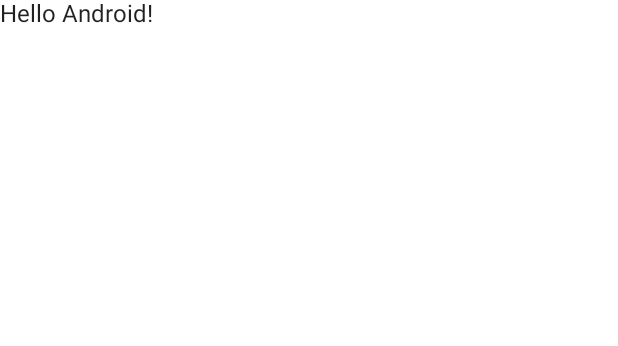
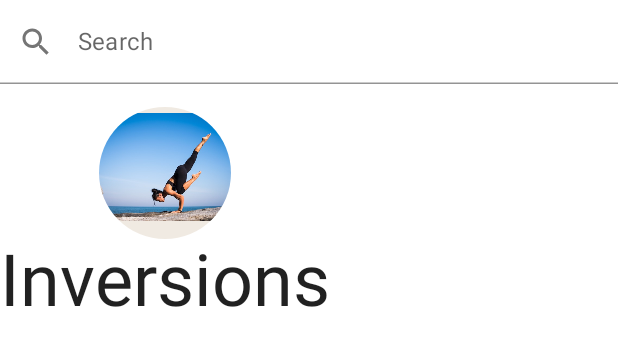
Before and after one commit to juanmendez/jetpack-compose, an Android app built with Jetpack Compose: the @Preview function DefaultPreview, on a phone screen of 412 x 824 dp. Shown: the top 346 px of the screen. Run offline under Robolectric (Android 15) with nearby library versions, the phone set to English and light mode, and no system bars.

Commit message:
03: toolbar + Image with text

```diff
--- a/app/build.gradle
+++ b/app/build.gradle
@@ -46,11 +46,12 @@ android {
 }
 
 dependencies {
-
     implementation 'androidx.core:core-ktx:1.7.0'
     implementation "androidx.compose.ui:ui:$compose_version"
     implementation "androidx.compose.material:material:$compose_version"
+    implementation "androidx.compose.material:material-icons-extended:$compose_version"
     implementation "androidx.compose.ui:ui-tooling-preview:$compose_version"
+    implementation "com.google.android.material:material:1.6.0"
     implementation 'androidx.lifecycle:lifecycle-runtime-ktx:2.4.1'
     implementation 'androidx.activity:activity-compose:1.4.0'
     testImplementation 'junit:junit:4.13.2'
--- a/app/src/main/java/com/jetpack/compose/MainActivity.kt
+++ b/app/src/main/java/com/jetpack/compose/MainActivity.kt
@@ -3,14 +3,38 @@ package com.jetpack.compose
 import android.os.Bundle
 import androidx.activity.ComponentActivity
 import androidx.activity.compose.setContent
+import androidx.annotation.DrawableRes
+import androidx.annotation.StringRes
+import androidx.compose.foundation.Image
+import androidx.compose.foundation.layout.Column
+import androidx.compose.foundation.layout.Spacer
 import androidx.compose.foundation.layout.fillMaxSize
+import androidx.compose.foundation.layout.fillMaxWidth
+import androidx.compose.foundation.layout.height
+import androidx.compose.foundation.layout.heightIn
+import androidx.compose.foundation.layout.paddingFromBaseline
+import androidx.compose.foundation.layout.size
+import androidx.compose.foundation.shape.CircleShape
+import androidx.compose.material.Icon
 import androidx.compose.material.MaterialTheme
 import androidx.compose.material.Surface
 import androidx.compose.material.Text
+import androidx.compose.material.TextField
+import androidx.compose.material.TextFieldDefaults
+import androidx.compose.material.icons.Icons
+import androidx.compose.material.icons.filled.Search
 import androidx.compose.runtime.Composable
+import androidx.compose.ui.Alignment
 import androidx.compose.ui.Modifier
+import androidx.compose.ui.draw.clip
+import androidx.compose.ui.layout.ContentScale
+import androidx.compose.ui.res.painterResource
+import androidx.compose.ui.res.stringResource
+import androidx.compose.ui.semantics.Role.Companion.Image
 import androidx.compose.ui.tooling.preview.Preview
+import androidx.compose.ui.unit.dp
 import com.jetpack.compose.ui.theme.ComposeTheme
+
 
 class MainActivity : ComponentActivity() {
     override fun onCreate(savedInstanceState: Bundle?) {
@@ -19,7 +43,7 @@ class MainActivity : ComponentActivity() {
             ComposeTheme {
                 // A surface container using the 'background' color from the theme
                 Surface(modifier = Modifier.fillMaxSize(), color = MaterialTheme.colors.background) {
-                    Greeting("Android")
+                    ColDisplay()
                 }
             }
         }
@@ -27,14 +51,68 @@ class MainActivity : ComponentActivity() {
 }
 
 @Composable
-fun Greeting(name: String) {
-    Text(text = "Hello $name!")
+fun ColDisplay() {
+    Column(modifier = Modifier.fillMaxSize()) {
+        SearchBar()
+        Spacer(modifier = Modifier.height(15.dp))
+        AlignYourBodyElement()
+    }
+}
+
+/**
+ * Allowing caller to set a modifier, is a great practice. This is done throughout the courses.
+ */
+@Composable
+fun SearchBar(modifier: Modifier = Modifier) {
+    TextField(
+        value = "", onValueChange = {},
+        modifier = modifier
+            .fillMaxWidth()
+            .heightIn(min = 56.dp),
+        colors = TextFieldDefaults.textFieldColors(
+            backgroundColor = MaterialTheme.colors.surface
+        ),
+        leadingIcon = {
+            Icon(imageVector = Icons.Default.Search, contentDescription = null)
+        },
+        placeholder = {
+            Text(text = "Search")
+        }
+    )
+}
+
+@Composable
+fun AlignYourBodyElement(
+    @DrawableRes drawable: Int = R.drawable.ab1_inversions,
+    @StringRes text: Int = R.string.ab1_inversions,
+    modifier: Modifier = Modifier
+) {
+    Column(
+        horizontalAlignment = Alignment.CenterHorizontally,
+        modifier = modifier
+    ) {
+        Image(
+            painter = painterResource(R.drawable.ab1_inversions),
+            contentDescription = null,
+            contentScale = ContentScale.Crop,
+            modifier = Modifier
+                .size(88.dp)
+                .clip(CircleShape)
+        )
+        Text(
+            text = stringResource(R.string.ab1_inversions),
+            style = MaterialTheme.typography.h3,
+            modifier = Modifier.paddingFromBaseline(
+                top = 24.dp, bottom = 8.dp
+            )
+        )
+    }
 }
 
 @Preview(showBackground = true)
 @Composable
 fun DefaultPreview() {
     ComposeTheme {
-        Greeting("Android")
+        ColDisplay()
     }
 }
--- a/app/src/main/res/values/strings.xml
+++ b/app/src/main/res/values/strings.xml
@@ -1,3 +1,4 @@
 <resources>
     <string name="app_name">Jetpack Compose</string>
+    <string name="ab1_inversions">Inversions</string>
 </resources>
```
Also changed, not shown: app/src/main/res/drawable/ab1_inversions.png (added), 1 other file.
